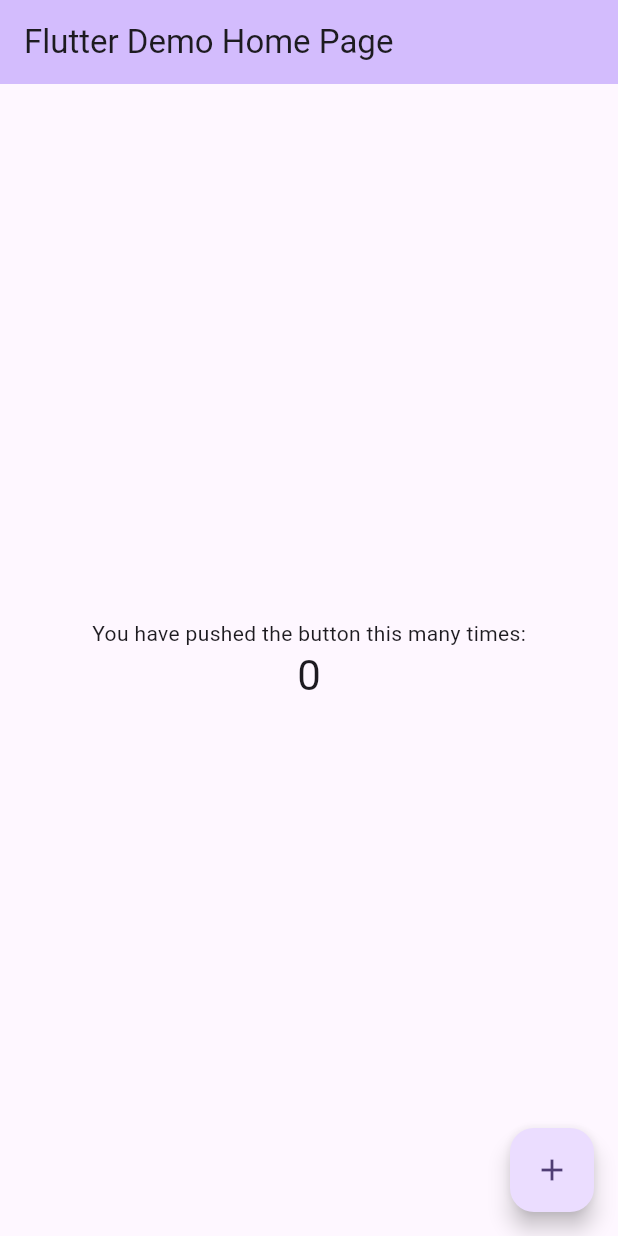
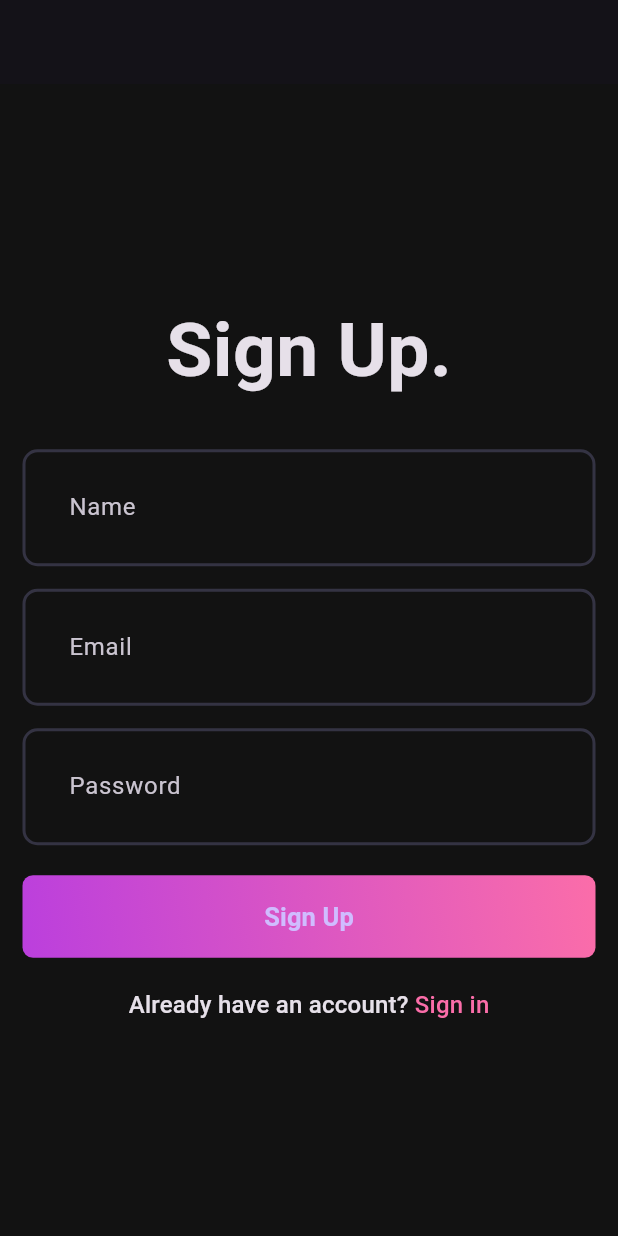
Before and after one commit to Thanoraj/movie-suggester, a Flutter app: the screen it shows after launch, on a phone screen of 412 x 824 dp. Run offline on Flutter 3.47's test engine with Material 3 defaults, Android fonts, the phone set to English and light mode, and no system bars.

Commit message:
Front end: sign up sign in pages created

```diff
--- /dev/null
+++ b/frontend/lib/core/theme/app_palette.dart
@@ -0,0 +1,20 @@
+import 'package:flutter/material.dart';
+
+class AppPalette {
+  static const Color cardColor = Color.fromRGBO(30, 30, 30, 1);
+  static const Color greenColor = Colors.green;
+  static const Color subtitleText = Color(0xffa7a7a7);
+  static const Color inactiveBottomBarItemColor = Color(0xffababab);
+
+  static const Color backgroundColor = Color.fromRGBO(18, 18, 18, 1);
+  static const Color gradient1 = Color.fromRGBO(187, 63, 221, 1);
+  static const Color gradient2 = Color.fromRGBO(251, 109, 169, 1);
+  static const Color gradient3 = Color.fromRGBO(255, 159, 124, 1);
+  static const Color borderColor = Color.fromRGBO(52, 51, 67, 1);
+  static const Color whiteColor = Colors.white;
+  static const Color greyColor = Colors.grey;
+  static const Color errorColor = Colors.redAccent;
+  static const Color transparentColor = Colors.transparent;
+
+  static const Color inactiveSeekColor = Colors.white38;
+}
--- /dev/null
+++ b/frontend/lib/core/theme/theme.dart
@@ -0,0 +1,24 @@
+import 'package:flutter/material.dart';
+import 'package:frontend/core/theme/app_palette.dart';
+
+class AppTheme {
+  static OutlineInputBorder _inputBorderDecoration({Color? color}) =>
+      OutlineInputBorder(
+        borderSide: BorderSide(
+          color: color ?? AppPalette.borderColor,
+          width: 2,
+        ),
+        borderRadius: BorderRadius.circular(10),
+      );
+
+  static final ThemeData darkTheme = ThemeData.dark().copyWith(
+    scaffoldBackgroundColor: AppPalette.backgroundColor,
+    inputDecorationTheme: InputDecorationTheme(
+      contentPadding: const EdgeInsets.all(27),
+      enabledBorder: _inputBorderDecoration(),
+      focusedBorder: _inputBorderDecoration(color: AppPalette.gradient2),
+      errorBorder: _inputBorderDecoration(color: AppPalette.errorColor),
+      focusedErrorBorder: _inputBorderDecoration(color: AppPalette.errorColor),
+    ),
+  );
+}
--- /dev/null
+++ b/frontend/lib/features/auth/repositories/auth_remote_repositories.dart
@@ -0,0 +1,5 @@
+class AuthRemoteRepositories {
+  signUp() {
+    try {} catch (e) {}
+  }
+}
--- /dev/null
+++ b/frontend/lib/features/auth/view/pages/signup_page.dart
@@ -0,0 +1,130 @@
+import 'package:flutter/material.dart';
+import 'package:frontend/core/theme/app_palette.dart';
+import 'package:frontend/features/auth/view/pages/signin_page.dart';
+import 'package:frontend/features/auth/view/widgets/custom_filed.dart';
+import 'package:frontend/features/auth/view/widgets/gradient_button.dart';
+
+class SignUpPage extends StatefulWidget {
+  const SignUpPage({super.key});
+
+  @override
+  State<SignUpPage> createState() => _SignUpPageState();
+}
+
+class _SignUpPageState extends State<SignUpPage> {
+  final TextEditingController nameController = TextEditingController();
+  final TextEditingController emailController = TextEditingController();
+  final TextEditingController passwordController = TextEditingController();
+
+  final GlobalKey<FormState> _formKey = GlobalKey<FormState>();
+
+  @override
+  void dispose() {
+    nameController.dispose();
+    emailController.dispose();
+    passwordController.dispose();
+    super.dispose();
+  }
+
+  @override
+  Widget build(BuildContext context) {
+    return Scaffold(
+      appBar: AppBar(),
+      body: Padding(
+        padding: const EdgeInsets.all(15.0),
+        child: Form(
+          key: _formKey,
+          child: Column(
+            mainAxisAlignment: MainAxisAlignment.center,
+            children: [
+              const Text(
+                "Sign Up.",
+                style: TextStyle(fontSize: 50, fontWeight: FontWeight.bold),
+              ),
+              const SizedBox(
+                height: 30,
+              ),
+              CustomTextField(
+                hintText: "Name",
+                controller: nameController,
+                validator: (String? val) {
+                  if (val == null || val.isEmpty) {
+                    return "Please insert a name";
+                  }
+                  return null;
+                },
+              ),
+              const SizedBox(
+                height: 15,
+              ),
+              CustomTextField(
+                hintText: "Email",
+                controller: emailController,
+                validator: (String? val) {
+                  final emailRegex =
+                      RegExp(r'^[\w-\.]+@([\w-]+\.)+[\w-]{2,4}$');
+                  if (val == null || val.isEmpty) {
+                    return "Please insert a email";
+                  } else if (emailRegex.hasMatch(val)) {
+                    return "Please insert a valid email address";
+                  }
+                  return null;
+                },
+              ),
+              const SizedBox(
+                height: 15,
+              ),
+              CustomTextField(
+                hintText: "Password",
+                controller: passwordController,
+                obscureText: true,
+                validator: (String? val) {
+                  if (val == null || val.isEmpty) {
+                    return "Please insert a password";
+                  } else if (val.length < 8) {
+                    return "Please insert a password has at least 8 characters";
+                  }
+                  return null;
+                },
+              ),
+              const SizedBox(
+                height: 20,
+              ),
+              GradientButton(
+                buttonText: "Sign Up",
+                onPressed: () {
+                  if (_formKey.currentState!.validate()) {}
+                },
+              ),
+              const SizedBox(
+                height: 20,
+              ),
+              GestureDetector(
+                child: RichText(
+                  text: TextSpan(
+                    text: "Already have an account?",
+                    style: Theme.of(context).textTheme.titleMedium,
+                    children: [
+                      TextSpan(
+                        text: " Sign in",
+                        style: TextStyle(color: AppPalette.gradient2),
+                      ),
+                    ],
+                  ),
+                ),
+                onTap: () {
+                  Navigator.push(
+                    context,
+                    MaterialPageRoute(
+                      builder: (context) => SignInPage(),
+                    ),
+                  );
+                },
+              )
+            ],
+          ),
+        ),
+      ),
+    );
+  }
+}
--- /dev/null
+++ b/frontend/lib/features/auth/view/widgets/custom_filed.dart
@@ -0,0 +1,26 @@
+import 'package:flutter/material.dart';
+
+class CustomTextField extends StatelessWidget {
+  const CustomTextField(
+      {super.key,
+      required this.hintText,
+      required this.controller,
+      this.obscureText = false,
+      this.validator});
+  final String hintText;
+  final TextEditingController controller;
+  final bool obscureText;
+  final String? Function(String?)? validator;
+
+  @override
+  Widget build(BuildContext context) {
+    return TextFormField(
+      controller: controller,
+      obscureText: obscureText,
+      decoration: InputDecoration(
+        hintText: hintText,
+      ),
+      validator: validator,
+    );
+  }
+}
--- /dev/null
+++ b/frontend/lib/features/auth/view/widgets/gradient_button.dart
@@ -0,0 +1,37 @@
+import 'package:flutter/material.dart';
+import 'package:frontend/core/theme/app_palette.dart';
+
+class GradientButton extends StatelessWidget {
+  const GradientButton({super.key, this.onPressed, required this.buttonText});
+  final Function()? onPressed;
+  final String buttonText;
+
+  @override
+  Widget build(BuildContext context) {
+    return Container(
+      width: double.infinity,
+      height: 55,
+      decoration: BoxDecoration(
+          gradient: LinearGradient(
+            begin: Alignment.bottomLeft,
+            end: Alignment.topRight,
+            colors: [
+              AppPalette.gradient1,
+              AppPalette.gradient2,
+            ],
+          ),
+          borderRadius: BorderRadius.circular(7)),
+      child: ElevatedButton(
+        style: ElevatedButton.styleFrom(
+          backgroundColor: AppPalette.transparentColor,
+          shadowColor: AppPalette.transparentColor,
+        ),
+        onPressed: onPressed,
+        child: Text(
+          buttonText,
+          style: TextStyle(fontSize: 17, fontWeight: FontWeight.w600),
+        ),
+      ),
+    );
+  }
+}
--- a/frontend/lib/main.dart
+++ b/frontend/lib/main.dart
@@ -1,4 +1,7 @@
 import 'package:flutter/material.dart';
+import 'package:frontend/core/theme/theme.dart';
+import 'package:frontend/features/auth/view/pages/signin_page.dart';
+import 'package:frontend/features/auth/view/pages/signup_page.dart';
 
 void main() {
   runApp(const MyApp());
@@ -7,119 +10,12 @@ void main() {
 class MyApp extends StatelessWidget {
   const MyApp({super.key});
 
-  // This widget is the root of your application.
   @override
   Widget build(BuildContext context) {
     return MaterialApp(
       title: 'Flutter Demo',
-      theme: ThemeData(
-        // This is the theme of your application.
-        //
-        // TRY THIS: Try running your application with "flutter run". You'll see
-        // the application has a purple toolbar. Then, without quitting the app,
-        // try changing the seedColor in the colorScheme below to Colors.green
-        // and then invoke "hot reload" (save your changes or press the "hot
-        // reload" button in a Flutter-supported IDE, or press "r" if you used
-        // the command line to start the app).
-        //
-        // Notice that the counter didn't reset back to zero; the application
-        // state is not lost during the reload. To reset the state, use hot
-        // restart instead.
-        //
-        // This works for code too, not just values: Most code changes can be
-        // tested with just a hot reload.
-        colorScheme: ColorScheme.fromSeed(seedColor: Colors.deepPurple),
-        useMaterial3: true,
-      ),
-      home: const MyHomePage(title: 'Flutter Demo Home Page'),
+      theme: AppTheme.darkTheme,
+      home: const SignUpPage(),
     );
   }
 }
-
-class MyHomePage extends StatefulWidget {
-  const MyHomePage({super.key, required this.title});
-
-  // This widget is the home page of your application. It is stateful, meaning
-  // that it has a State object (defined below) that contains fields that affect
-  // how it looks.
-
-  // This class is the configuration for the state. It holds the values (in this
-  // case the title) provided by the parent (in this case the App widget) and
-  // used by the build method of the State. Fields in a Widget subclass are
-  // always marked "final".
-
-  final String title;
-
-  @override
-  State<MyHomePage> createState() => _MyHomePageState();
-}
-
-class _MyHomePageState extends State<MyHomePage> {
-  int _counter = 0;
-
-  void _incrementCounter() {
-    setState(() {
-      // This call to setState tells the Flutter framework that something has
-      // changed in this State, which causes it to rerun the build method below
-      // so that the display can reflect the updated values. If we changed
-      // _counter without calling setState(), then the build method would not be
-      // called again, and so nothing would appear to happen.
-      _counter++;
-    });
-  }
-
-  @override
-  Widget build(BuildContext context) {
-    // This method is rerun every time setState is called, for instance as done
-    // by the _incrementCounter method above.
-    //
-    // The Flutter framework has been optimized to make rerunning build methods
-    // fast, so that you can just rebuild anything that needs updating rather
-    // than having to individually change instances of widgets.
-    return Scaffold(
-      appBar: AppBar(
-        // TRY THIS: Try changing the color here to a specific color (to
-        // Colors.amber, perhaps?) and trigger a hot reload to see the AppBar
-        // change color while the other colors stay the same.
-        backgroundColor: Theme.of(context).colorScheme.inversePrimary,
-        // Here we take the value from the MyHomePage object that was created by
-        // the App.build method, and use it to set our appbar title.
-        title: Text(widget.title),
-      ),
-      body: Center(
-        // Center is a layout widget. It takes a single child and positions it
-        // in the middle of the parent.
-        child: Column(
-          // Column is also a layout widget. It takes a list of children and
-          // arranges them vertically. By default, it sizes itself to fit its
-          // children horizontally, and tries to be as tall as its parent.
-          //
-          // Column has various properties to control how it sizes itself and
-          // how it positions its children. Here we use mainAxisAlignment to
-          // center the children vertically; the main axis here is the vertical
-          // axis because Columns are vertical (the cross axis would be
-          // horizontal).
-          //
-          // TRY THIS: Invoke "debug painting" (choose the "Toggle Debug Paint"
-          // action in the IDE, or press "p" in the console), to see the
-          // wireframe for each widget.
-          mainAxisAlignment: MainAxisAlignment.center,
-          children: <Widget>[
-            const Text(
-              'You have pushed the button this many times:',
-            ),
-            Text(
-              '$_counter',
-              style: Theme.of(context).textTheme.headlineMedium,
-            ),
-          ],
-        ),
-      ),
-      floatingActionButton: FloatingActionButton(
-        onPressed: _incrementCounter,
-        tooltip: 'Increment',
-        child: const Icon(Icons.add),
-      ), // This trailing comma makes auto-formatting nicer for build methods.
-    );
-  }
-}
--- a/frontend/pubspec.yaml
+++ b/frontend/pubspec.yaml
@@ -35,6 +35,8 @@ dependencies:
   # The following adds the Cupertino Icons font to your application.
   # Use with the CupertinoIcons class for iOS style icons.
   cupertino_icons: ^1.0.6
+  http: ^1.2.2
+  fpdart: ^1.1.0
 
 dev_dependencies:
   flutter_test:
```
Also changed, not shown: frontend/lib/features/auth/view/pages/signin_page.dart (added, +100 -0 lines), frontend/pubspec.lock.
